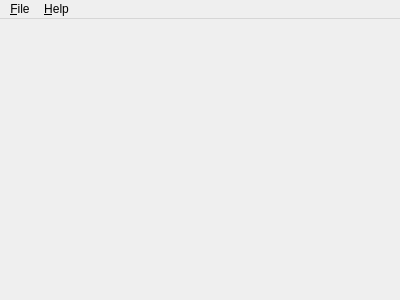
The window that src/mainwindow.ui (refaim/3d-parser) describes before a commit, drawn with Qt 5.
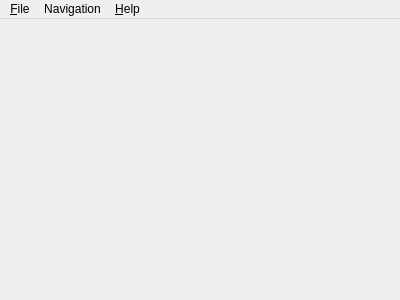
The same window after the commit.

Commit message: Add action 'Set default position' in navigation menu'

The edit to the form file:
```diff
--- a/src/mainwindow.ui
+++ b/src/mainwindow.ui
@@ -20,7 +20,7 @@
      <x>0</x>
      <y>0</y>
      <width>400</width>
-     <height>18</height>
+     <height>21</height>
     </rect>
    </property>
    <widget class="QMenu" name="menu">
@@ -37,7 +37,14 @@
     </property>
     <addaction name="actionAbout"/>
    </widget>
+   <widget class="QMenu" name="menuNavigation">
+    <property name="title">
+     <string>Navigation</string>
+    </property>
+    <addaction name="actionSetDefPos"/>
+   </widget>
    <addaction name="menu"/>
+   <addaction name="menuNavigation"/>
    <addaction name="menuHelp"/>
   </widget>
   <action name="actionOpen">
```
Left out of the diff: 10 changed lines with no effect on the pictures. The commit also changes 5 other files.
